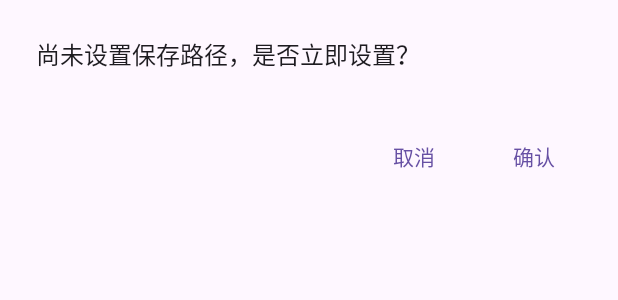
After one commit to Ochiteiku/LightSnap-HDU, an Android app: the layout dialog_confirm_set_path.xml on its own in the app's theme, with its tools: preview values and no code run, on a phone screen of 412 x 824 dp. The commit adds this screen. Shown: the top 300 px of the screen. Run offline under Robolectric (Android 15) with nearby library versions, the phone set to English and light mode, and no system bars.

Commit message:
实现了截图页面的保存功能以及快捷设置默认保存路径

```diff
--- /dev/null
+++ b/app/src/main/res/layout/dialog_confirm_set_path.xml
@@ -0,0 +1,40 @@
+<?xml version="1.0" encoding="utf-8"?>
+<LinearLayout xmlns:android="http://schemas.android.com/apk/res/android"
+    android:layout_width="match_parent"
+    android:layout_height="wrap_content"
+    android:orientation="vertical"
+    android:padding="24dp"
+    android:background="?attr/colorSurface">
+
+    <TextView
+        android:layout_width="wrap_content"
+        android:layout_height="wrap_content"
+        android:text="尚未设置保存路径，是否立即设置？"
+        android:textSize="16sp"
+        android:textColor="?android:attr/textColorPrimary"
+        android:layout_marginBottom="16dp" />
+
+    <LinearLayout
+        style="?android:attr/buttonBarStyle"
+        android:layout_width="match_parent"
+        android:layout_height="wrap_content"
+        android:orientation="horizontal"
+        android:gravity="end"
+        android:layout_marginTop="16dp">
+
+        <Button
+            android:id="@+id/btnCancel"
+            style="?android:attr/buttonBarButtonStyle"
+            android:layout_width="wrap_content"
+            android:layout_height="wrap_content"
+            android:text="取消"
+            android:layout_marginEnd="8dp" />
+
+        <Button
+            android:id="@+id/btnConfirm"
+            style="?android:attr/buttonBarButtonStyle"
+            android:layout_width="wrap_content"
+            android:layout_height="wrap_content"
+            android:text="确认" />
+    </LinearLayout>
+</LinearLayout>
```
Also changed, not shown: app/src/main/java/com/electroboys/lightsnap/ui/main/activity/ScreenshotActivity.kt (+148 -0 lines), app/src/main/java/com/electroboys/lightsnap/utils/PathPickerUtil.kt (added, +31 -0 lines), app/src/main/res/layout/dialog_screenshot_preview.xml (deleted, +0 -45 lines).
